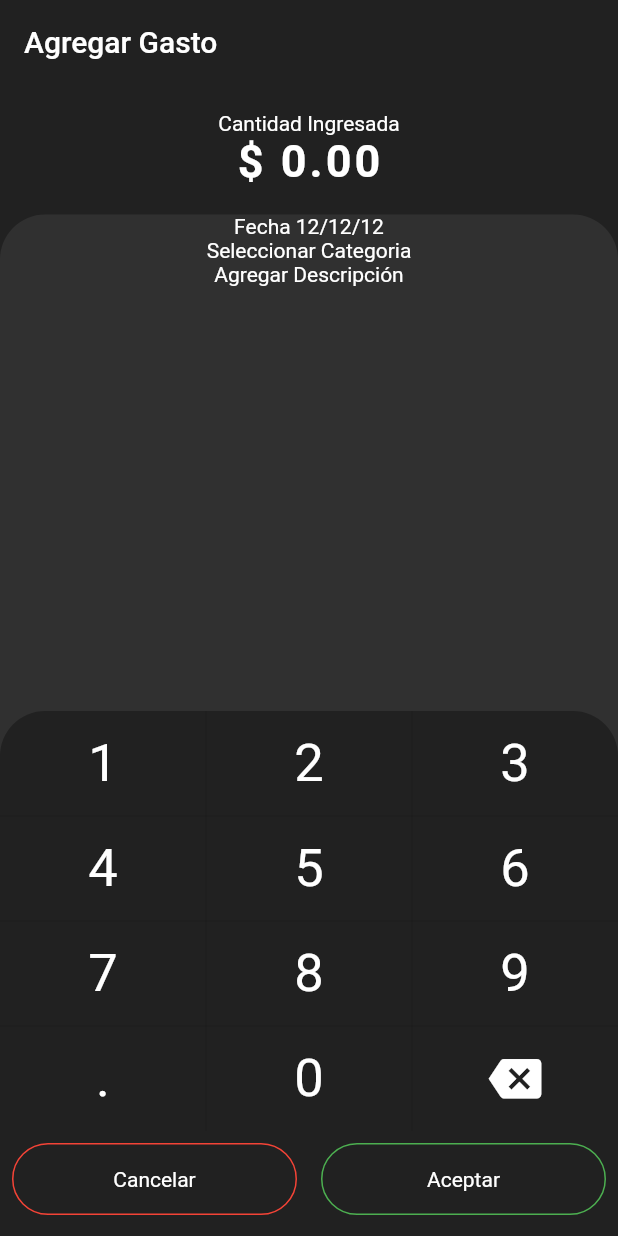
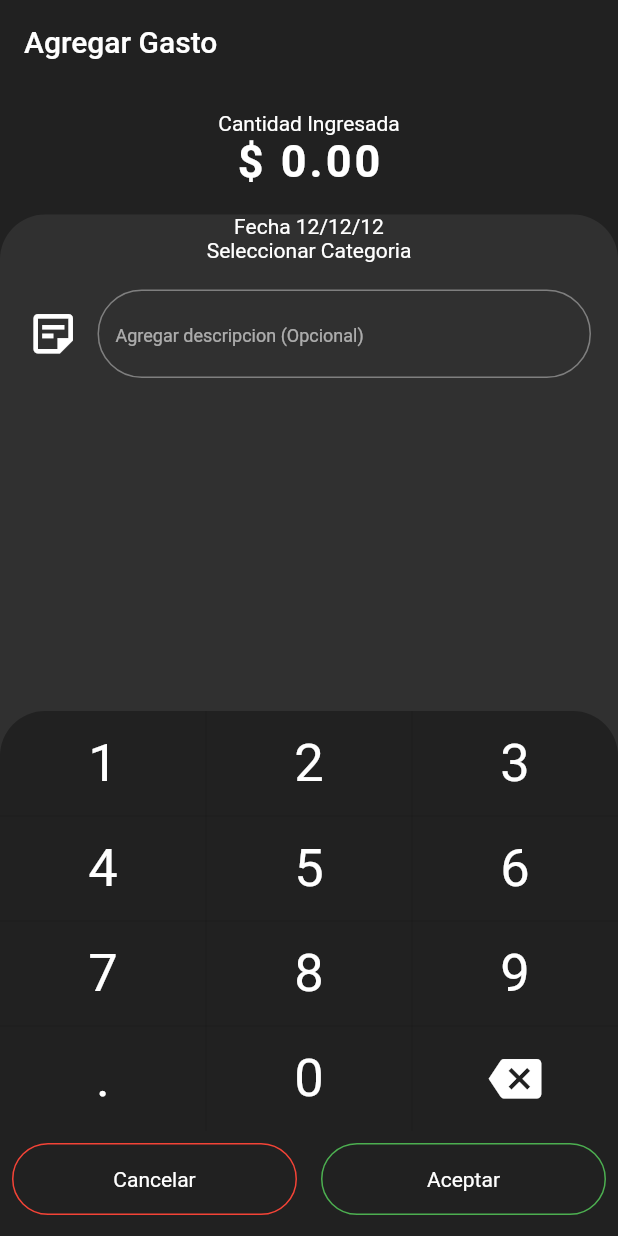
Before and after one commit to Black246/app_control_gastos, a Flutter app: the AddExpenses screen opened directly, after a tap on "Cantidad Ingresada", on a phone screen of 412 x 824 dp. Run offline on Flutter 3.47's test engine with Material 2 defaults, Android fonts, the phone set to English and light mode, and no system bars; our stand-ins replace flutter_speed_dial.

Commit message:
agregue la opcion de describir el gasto

```diff
--- a/expenses_app/lib/pages/add_expense.dart
+++ b/expenses_app/lib/pages/add_expense.dart
@@ -1,4 +1,5 @@
 import 'package:expenses_app/widgets/add_expenses_wt/bs_number_keyboard.dart';
+import 'package:expenses_app/widgets/add_expenses_wt/comments_box.dart';
 import 'package:flutter/material.dart';
 
 import '../utils/constans.dart';
@@ -8,7 +9,12 @@ class AddExpenses extends StatelessWidget {
 
   @override
   Widget build(BuildContext context) {
-    return Scaffold(
+    return GestureDetector(
+      behavior: HitTestBehavior.opaque,
+      onTap: () {
+        FocusScope.of(context).unfocus();
+      },
+      child: Scaffold(
         appBar: AppBar(
           title: const Text('Agregar Gasto'),
           elevation: 0.0,
@@ -26,7 +32,7 @@ class AddExpenses extends StatelessWidget {
                   children: const [
                     Text('Fecha 12/12/12'),
                     Text('Seleccionar Categoria'),
-                  Text('Agregar Descripción'),
+                    CommentBox(),
                     Expanded(child: Center(child: Text('Botón Guardar')))
                   ],
                 ),
@@ -34,6 +40,7 @@ class AddExpenses extends StatelessWidget {
             )
           ],
         ),
+      ),
     );
   }
 }
--- a/expenses_app/lib/widgets/add_expenses_wt/bs_number_keyboard.dart
+++ b/expenses_app/lib/widgets/add_expenses_wt/bs_number_keyboard.dart
@@ -13,6 +13,10 @@ class _BSNumberKeyboardState extends State<BSNumberKeyboard> {
 
   @override
   Widget build(BuildContext context) {
+    // funcion para detectar cuando hay mas de 3 digitod y pone una coma
+    String Function(Match) mathFunc;
+    RegExp reg = RegExp(r'(\d{1,3})(?=(\d{3})+(?!\d))');
+    mathFunc = (Match match) => '${match[1]},';
     return GestureDetector(
       onTap: () {
         _numPad();
@@ -23,7 +27,7 @@ class _BSNumberKeyboardState extends State<BSNumberKeyboard> {
           children: [
             const Text('Cantidad Ingresada'),
             Text(
-              '\$ $import',
+              '\$ ${import.replaceAllMapped(reg, mathFunc)}',
               style: const TextStyle(
                   fontSize: 30.0,
                   letterSpacing: 2.0,
@@ -67,7 +71,9 @@ class _BSNumberKeyboardState extends State<BSNumberKeyboard> {
             borderRadius: BorderRadius.vertical(top: Radius.circular(30.0))),
         context: context,
         builder: (BuildContext context) {
-          return SizedBox(
+          return WillPopScope(
+            onWillPop: () async => false,
+            child: SizedBox(
               height: 350.0,
               child: LayoutBuilder(
                   builder: (BuildContext context, BoxConstraints constraints) {
@@ -110,14 +116,20 @@ class _BSNumberKeyboardState extends State<BSNumberKeyboard> {
                           ),
                           number('0', heigth),
                           GestureDetector(
+                            behavior: HitTestBehavior.opaque,
                             onTap: () {
                               setState(() {
                                 if (import.length > 0.0) {
-                                import = import.substring(0, import.length - 1);
+                                  import =
+                                      import.substring(0, import.length - 1);
                                 }
                               });
                             },
-                          behavior: HitTestBehavior.opaque,
+                            onLongPress: () {
+                              setState(() {
+                                import = '';
+                              });
+                            },
                             child: SizedBox(
                               height: heigth,
                               child: const Icon(
@@ -160,6 +172,7 @@ class _BSNumberKeyboardState extends State<BSNumberKeyboard> {
                   ],
                 );
               }),
+            ),
           );
         });
   }
--- /dev/null
+++ b/expenses_app/lib/widgets/add_expenses_wt/comments_box.dart
@@ -0,0 +1,37 @@
+import 'package:flutter/material.dart';
+
+class CommentBox extends StatelessWidget {
+  const CommentBox({super.key});
+
+  @override
+  Widget build(BuildContext context) {
+    return Padding(
+      padding: const EdgeInsets.all(18.0),
+      child: Row(
+        children: [
+          const Icon(
+            Icons.sticky_note_2_outlined,
+            size: 35.0,
+          ),
+          const SizedBox(
+            width: 12.0,
+          ),
+          Expanded(
+              child: TextFormField(
+            keyboardType: TextInputType.text,
+            maxLength: 50,
+            decoration: InputDecoration(
+                counterText: '',
+                hintText: 'Agregar descripcion (Opcional)',
+                hintStyle: const TextStyle(fontSize: 12.0),
+                border: OutlineInputBorder(
+                    borderRadius: BorderRadius.circular(30.0)),
+                focusedBorder: OutlineInputBorder(
+                    borderRadius: BorderRadius.circular(15.0),
+                    borderSide: const BorderSide(color: Colors.blue))),
+          ))
+        ],
+      ),
+    );
+  }
+}
```
Lines whose indentation alone changed are shown as unchanged.
